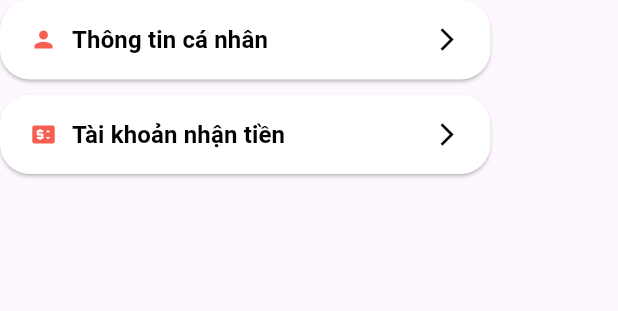
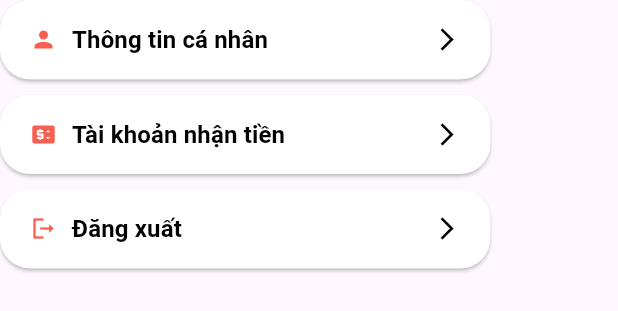
Before and after one commit to nguyenquangtung004/CreditHub, a Flutter app: what listButton() shows on an empty page, opened directly, on a phone screen of 412 x 824 dp. Shown: the top 311 px of the screen. Run offline on Flutter 3.47's test engine with Material 3 defaults, Android fonts, the phone set to English and light mode, and no system bars; our stand-ins replace bloc, calendar_date_picker2, device_info_plus, dio, dotted_border, equatable and 17 more; accounts and stored records are empty; generated files the repository leaves out were written again; network calls fail.

Commit message:
Đã hoàn thiên phần đăng xuất

```diff
--- a/lib/ui/widgets/history/custom_item_history.dart
+++ b/lib/ui/widgets/history/custom_item_history.dart
@@ -1,5 +1,3 @@
-import 'package:credit_hub_app/core/constant/app_string.dart';
-import 'package:credit_hub_app/core/constant/constant.dart';
 import 'package:credit_hub_app/shared/app_route.dart';
 import 'package:flutter/material.dart';
 import 'package:get/get.dart';
--- a/lib/ui/widgets/home/list_button.dart
+++ b/lib/ui/widgets/home/list_button.dart
@@ -2,6 +2,7 @@ import 'package:credit_hub_app/shared/app_route.dart';
 import 'package:flutter/material.dart';
 import 'package:get/get.dart';
 import 'package:get/get_core/src/get_main.dart';
+import 'package:shared_preferences/shared_preferences.dart';
 
 import '../../../core/constant/app_string.dart';
 import '../../../core/constant/constant.dart';
@@ -11,6 +12,13 @@ class listButton extends StatelessWidget {
   const listButton({
     super.key,
   });
+  // Hàm xóa token
+  Future<void> _logout() async {
+    final prefs = await SharedPreferences.getInstance();
+    await prefs.remove('token'); // Xóa token khỏi bộ nhớ
+    print('Token đã bị xóa');
+    Get.offAllNamed(AppRoute.signIn.name); // Chuyển về màn hình đăng nhập
+  }
 
   @override
   Widget build(BuildContext context) {
@@ -29,6 +37,12 @@ class listButton extends StatelessWidget {
           },
           icon: Icons.price_change_rounded,
         ),
+        h(10),
+           CustomBottomProfile(
+          text_button_profile: 'Đăng xuất',
+          onPressed: _logout,
+          icon: Icons.logout_sharp,
+        ),
       ],
     );
   }
```
Also changed, not shown: lib/core/utils/dependencies.dart (+0 -8 lines).
